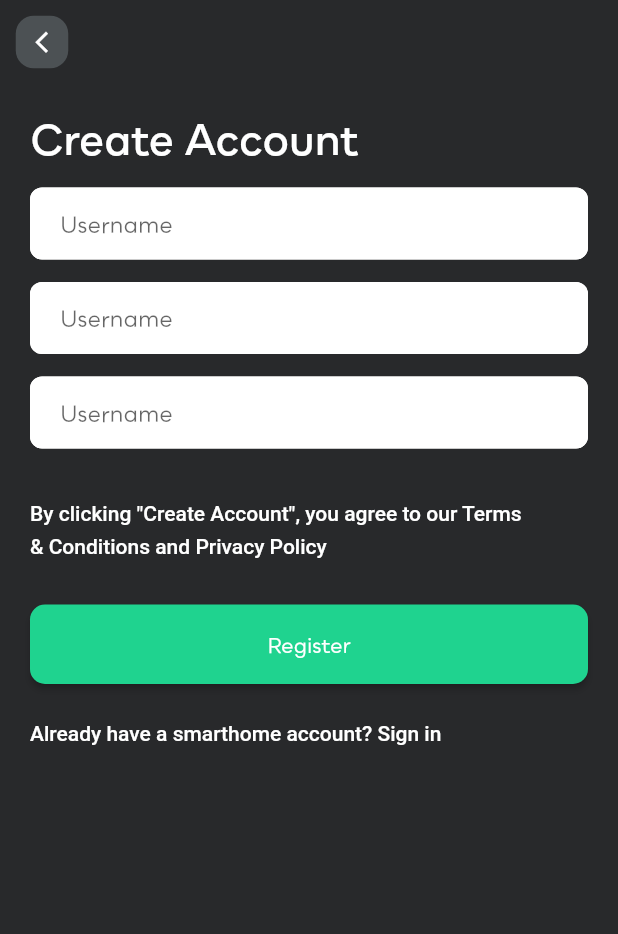
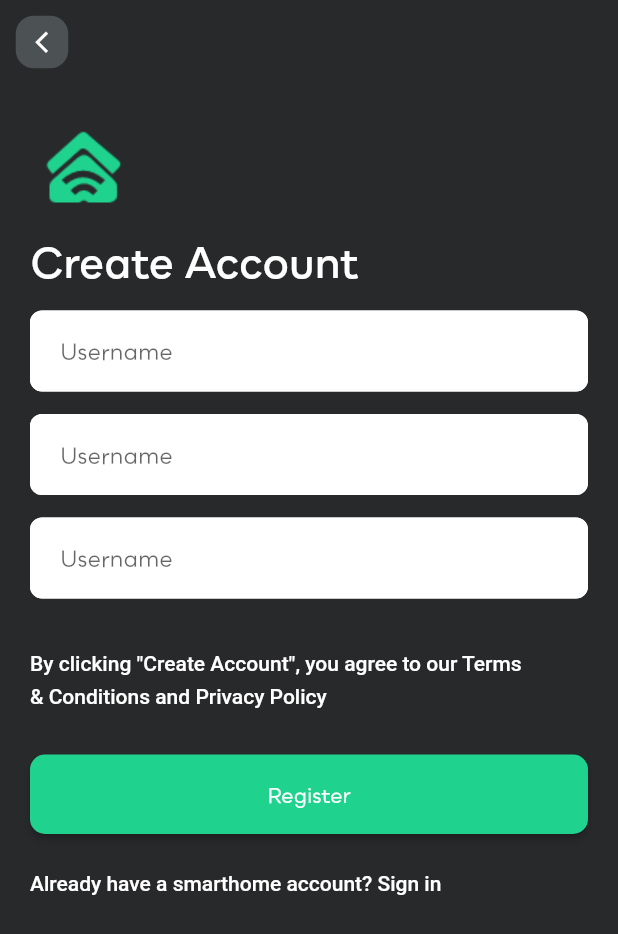
Before and after one commit to akram-mohammad/smart-home, a Flutter app: the screen it shows after launch, on a phone screen of 412 x 824 dp. Shown: the top 934 px of the screen. Run offline on Flutter 3.47's test engine with Material 2 defaults, Android fonts, the phone set to English and light mode, and no system bars; our stand-ins replace firebase_core; accounts and stored records are empty; Roboto replaces fonts that are missing (Hind).

Commit message:
sign up page created

```diff
--- a/lib/main.dart
+++ b/lib/main.dart
@@ -4,11 +4,13 @@ import 'package:flutter/services.dart';
 import 'package:smart_home/ui/screens/authentication/sign_up.dart';
 
 void main() async {
+  SystemChrome.setSystemUIOverlayStyle(SystemUiOverlayStyle(
+    statusBarColor: Colors.transparent,
+  ));
+
   WidgetsFlutterBinding.ensureInitialized();
-  SystemChrome.setSystemUIOverlayStyle(SystemUiOverlayStyle(
-    statusBarColor: Colors.transparent, // transparent status bar
-  ));
   await Firebase.initializeApp();
+
   runApp(MyApp());
 }
 
--- a/lib/ui/screens/authentication/sign_up.dart
+++ b/lib/ui/screens/authentication/sign_up.dart
@@ -1,15 +1,15 @@
-import 'package:cloud_firestore/cloud_firestore.dart';
+// import 'package:cloud_firestore/cloud_firestore.dart';
 import 'package:flutter/material.dart';
 import 'package:smart_home/ui/widgets/regular_text_field.dart';
 
 class SignUpPage extends StatelessWidget {
   SignUpPage({Key? key}) : super(key: key);
-  FirebaseFirestore firestore = FirebaseFirestore.instance;
+  // FirebaseFirestore firestore = FirebaseFirestore.instance;
   final _formKey = GlobalKey<FormState>();
 
   @override
   Widget build(BuildContext context) {
-    CollectionReference users = FirebaseFirestore.instance.collection('tests');
+    // CollectionReference users = FirebaseFirestore.instance.collection('tests');
     return Scaffold(
       backgroundColor: Theme.of(context).primaryColor,
       appBar: AppBar(
@@ -37,13 +37,14 @@ class SignUpPage extends StatelessWidget {
         ),
       ),
       body: Padding(
-        padding: const EdgeInsets.all(20.0),
+        padding: const EdgeInsets.symmetric(horizontal: 20.0, vertical: 10.0),
         child: Form(
           key: _formKey,
           child: SingleChildScrollView(
             child: Column(
               crossAxisAlignment: CrossAxisAlignment.start,
               children: [
+                Image.asset('assets/imgs/shicon.png'),
                 Text(
                   'Create Account',
                   style: Theme.of(context).textTheme.headline3,
--- a/lib/ui/widgets/regular_text_field.dart
+++ b/lib/ui/widgets/regular_text_field.dart
@@ -9,8 +9,9 @@ class RegularTextField extends StatelessWidget {
         border: InputBorder.none,
         hintText: 'Username',
         filled: true,
+        isDense: true,
         fillColor: Colors.white,
-        contentPadding: EdgeInsets.only(left: 20.0),
+        contentPadding: EdgeInsets.only(left: 20.0, top: 18.0, bottom: 18.0),
         focusedBorder: OutlineInputBorder(
           borderSide: BorderSide(color: Theme.of(context).accentColor),
           borderRadius: BorderRadius.circular(8.0),
```
Also changed, not shown: pubspec.yaml (+3 -4 lines), assets/imgs/shicon.png (added), 1 other file.
